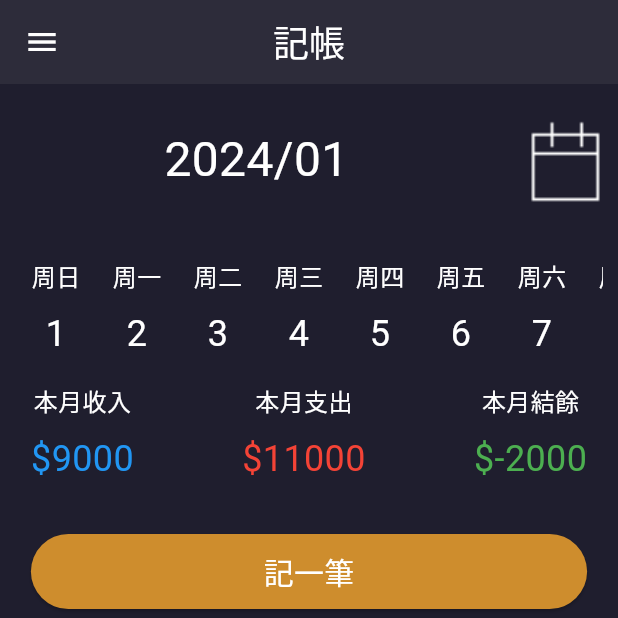
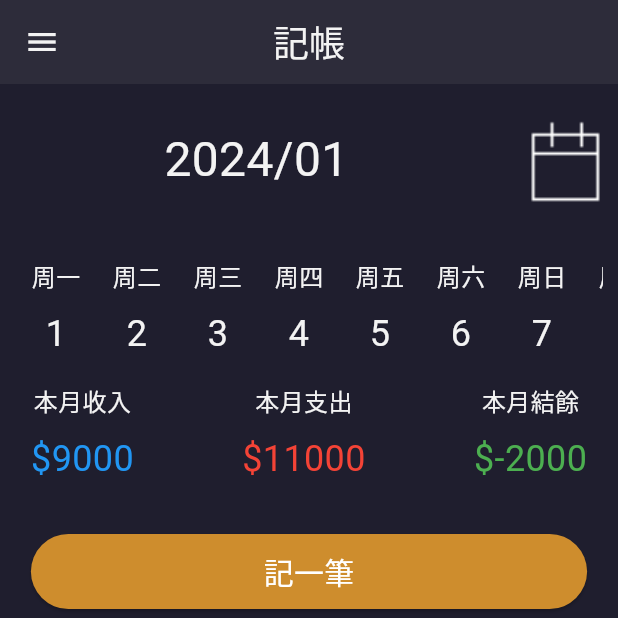
Before and after one commit to crayshin97/Accounting, a Flutter app: the screen it shows after launch, on a phone screen of 412 x 824 dp, the top half of it. Run offline on Flutter 3.47's test engine with Material 3 defaults, Android fonts, the phone set to English and light mode, and no system bars; our stand-ins replace table_calendar.

Commit message:
提出共同變數

```diff
--- /dev/null
+++ b/lib/base_setting.dart
@@ -0,0 +1,4 @@
+import 'package:flutter/material.dart';
+
+const BACKGROUNT_COLOR = Color.fromARGB(255, 31, 30, 46);
+const TEXT_COLOR = Color.fromARGB(255, 243, 243, 243);
--- a/lib/main.dart
+++ b/lib/main.dart
@@ -3,6 +3,7 @@ import 'package:flutter/cupertino.dart';
 import 'package:flutter/services.dart';
 
 import 'package:app_final/function_page.dart';
+import 'package:app_final/base_setting.dart';
 
 void main(){
   runApp(myApp());
@@ -30,7 +31,9 @@ class demo extends StatefulWidget {
 
 
 class _demoState extends State<demo> {
-  final int totalNumbers = 30;
+  int year = DateTime.now().year;
+  int month = DateTime.now().month;
+
   int totalIncome = 9000;
   int totalExpenditure = 11000;
   List<String> data = ['1', '2', '3', '4', '5', '6', '7', '8', '9', '10'];
@@ -57,7 +60,7 @@ class _demoState extends State<demo> {
         return '五';
       case 6:
         return '六';
-      case 0:
+      case 7:
         return '日';
       default:
         return '';
@@ -67,21 +70,22 @@ class _demoState extends State<demo> {
   @override
   Widget build(BuildContext context) {
     final double maxWidth = MediaQuery.of(context).size.width;
+    int totalNumbers = DateTime(year, month+1, 0).day;
+    String monthString = month.toString().padLeft(2, '0');  // 個位數補0
 
     return Scaffold(
-      backgroundColor: const Color.fromARGB(255, 31, 30, 46),
+      backgroundColor: BACKGROUNT_COLOR,
       appBar: AppBar(
         title: Text(
           "記帳",
-          style: TextStyle(fontSize: 24, color: Colors.white),
+          style: TextStyle(fontSize: 24, color: TEXT_COLOR),
         ),
         centerTitle: true,
         backgroundColor: const Color.fromARGB(255, 45, 44, 58),
-        iconTheme: IconThemeData(color: Colors.white, ),
+        iconTheme: IconThemeData(color: TEXT_COLOR, ),
       ),
       body: Container(
         child: Column(
-
           children: [
               Container(  // 內文標題
                 constraints: BoxConstraints(maxHeight: 100),
@@ -91,8 +95,8 @@ class _demoState extends State<demo> {
                   children: [
                     Expanded(  // 年分/月份
                       child: Text(
-                        '2024/01',
-                        style: TextStyle(fontSize: 32, color: Colors.white),
+                        '$year/$monthString',
+                        style: TextStyle(fontSize: 32, color: TEXT_COLOR),
                         textAlign: TextAlign.center,
                       ),
                     ),
@@ -129,36 +133,34 @@ class _demoState extends State<demo> {
                 constraints: BoxConstraints(maxHeight: 100),
                 height: 100,
                 width:  maxWidth * 0.95,
-                // color: Colors.yellow,
                 child: ListView(
                   scrollDirection: Axis.horizontal,
                   children: List.generate(
                     totalNumbers,
-                    (index) {
-                      String dayOfWeek = getDayOfWeek(index%7);
+                    (day) {
+                      String dayOfWeek = getDayOfWeek(DateTime(year, month, day+1).weekday);  // 取得星期
 
                       return GestureDetector(
                         onTap: (){
-                          print("Number ${index + 1} tapped");
+                          print("Number ${day + 1} tapped");
                         },
 
                         child: Container(
                           width: 38,
                           height: 70,
                           margin: EdgeInsets.all(8),
-                          // color: Colors.blue,
                           alignment: Alignment.center,
                           child: Column(
                             mainAxisAlignment: MainAxisAlignment.center,
                             children: [
                               Text(
                                 '周$dayOfWeek',
-                                style: TextStyle(fontSize: 16, color: Colors.white),
+                                style: TextStyle(fontSize: 16, color: TEXT_COLOR),
                               ),
                               SizedBox(height: 10,),
                               Text(
-                                (index +1).toString(),
-                                style: TextStyle(fontSize: 24, color: Colors.white),
+                                (day + 1).toString(),
+                                style: TextStyle(fontSize: 24, color: TEXT_COLOR),
                               )
                             ],
                           ),
@@ -180,7 +182,7 @@ class _demoState extends State<demo> {
                         children: [
                           Text(
                             '本月收入',
-                            style: TextStyle(fontSize: 16, color: Colors.white),
+                            style: TextStyle(fontSize: 16, color: TEXT_COLOR),
                           ),
                           SizedBox(height: 10,),
                           Text(
@@ -195,7 +197,7 @@ class _demoState extends State<demo> {
                         children: [
                           Text(
                             '本月支出',
-                            style: TextStyle(fontSize: 16, color: Colors.white),
+                            style: TextStyle(fontSize: 16, color: TEXT_COLOR),
                           ),
                           SizedBox(height: 10,),
                           Text(
@@ -210,7 +212,7 @@ class _demoState extends State<demo> {
                         children: [
                           Text(
                             '本月結餘',
-                            style: TextStyle(fontSize: 16, color: Colors.white),
+                            style: TextStyle(fontSize: 16, color: TEXT_COLOR),
                           ),
                           SizedBox(height: 10,),
                           Text(
@@ -253,7 +255,7 @@ class _demoState extends State<demo> {
                                 child: Center(
                                   child: Text(
                                     data[i],
-                                    style: TextStyle(fontSize: 20, color: Colors.white),
+                                    style: TextStyle(fontSize: 20, color: TEXT_COLOR),
                                   )
                                 ),
                               ),
```
